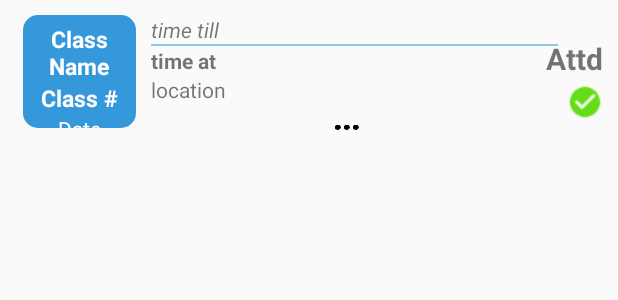
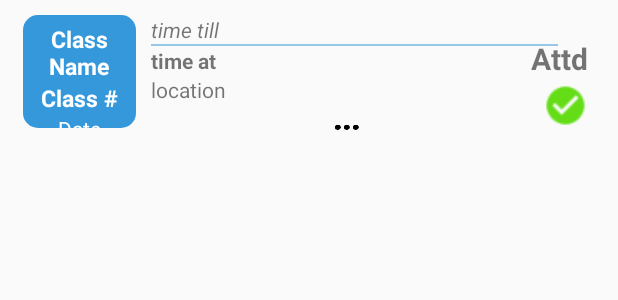
Before and after one commit to Kly4/Iuvo, an Android app: the layout row_layout.xml on its own in the app's theme, with its tools: preview values and no code run, on a phone screen of 412 x 824 dp. Shown: the top 300 px of the screen. Run offline under Robolectric (Android 15) with nearby library versions, the phone set to English and light mode, and no system bars.

Commit message:
button xml

```diff
--- a/app/src/main/res/layout/row_layout.xml
+++ b/app/src/main/res/layout/row_layout.xml
@@ -68,11 +68,11 @@
     </LinearLayout>
 
             <CheckBox
-                android:layout_width="24dp"
-                android:layout_height="24dp"
+                android:layout_width="30dp"
+                android:layout_height="30dp"
                 android:tag=""
                 android:id="@+id/button"
-                android:layout_marginRight="10sp"
+                android:layout_marginRight="20sp"
                 android:checked="true"
                 android:button="@android:color/transparent"
                 android:background="@drawable/checkbutton"
@@ -81,7 +81,7 @@
                 android:clickable="true"
                 android:layout_alignParentBottom="false"
                 android:layout_alignBottom="@+id/midblock"
-                android:layout_marginBottom="15dp" />
+                android:layout_marginBottom="10dp" />
 
             <TextView
                 android:layout_width="wrap_content"
@@ -90,7 +90,7 @@
                 android:text="@string/Attd"
                 android:id="@+id/attendance"
                 android:layout_alignParentEnd="false"
-                android:layout_marginRight="10sp"
+                android:layout_marginRight="20sp"
                 android:textSize="20sp"
                 android:textStyle="bold"
                 android:textAlignment="center"
```
Also changed, not shown: app/src/main/assets/events.json (+15 -0 lines), app/src/main/java/com/iuvo/iuvo/MainActivity.java (+9 -0 lines), app/src/main/java/com/iuvo/iuvo/schemas/Event.java (+28 -0 lines), app/src/main/java/com/iuvo/iuvo/schemas/JSONSchema.java (+11 -5 lines).
